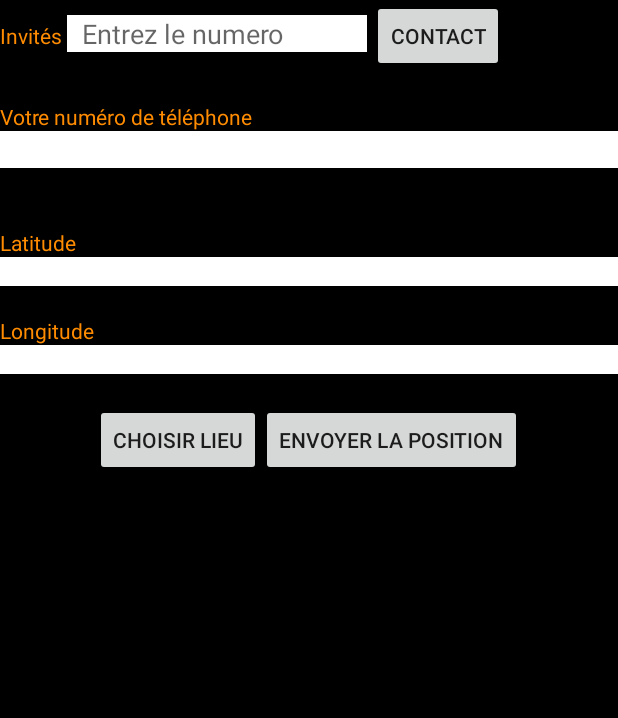
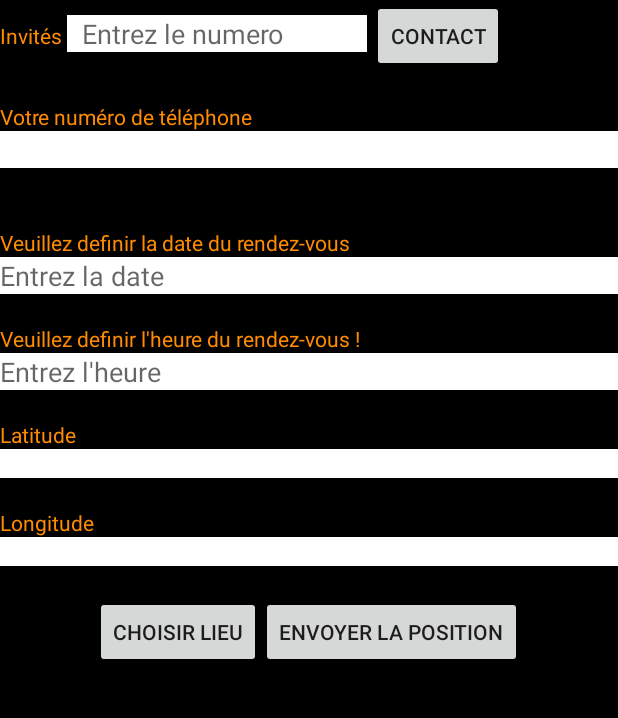
Before and after one commit to maximemonge/PAM_balat_monge, an Android app: the MainActivity screen opened directly, with no data from a screen before it, on a phone screen of 412 x 824 dp, the part 84-802 px from its top. Run offline under Robolectric (Android 15) with nearby library versions, the phone set to English and light mode, and no system bars.

Commit message:
Choix de la date et de l'heure du rendez-vous

```diff
--- a/app/src/main/res/layout/activity_main.xml
+++ b/app/src/main/res/layout/activity_main.xml
@@ -60,9 +60,44 @@
         <TextView
             android:layout_width="match_parent"
             android:layout_height="wrap_content"
+            android:text="@string/label_choix_date"
+            android:textColor="@color/orange"
+            android:layout_marginTop="20dp"/>
+
+        <EditText
+            android:id="@+id/editTextDate"
+            android:layout_width="match_parent"
+            android:layout_height="wrap_content"
+            android:ems="10"
+            android:background="@color/blanc"
+            android:hint="@string/label_date"
+            android:onClick="choisirDate"/>
+
+
+        <TextView
+            android:layout_width="match_parent"
+            android:layout_height="wrap_content"
+            android:text="@string/label_choix_heure"
+            android:textColor="@color/orange"
+            android:layout_marginTop="20dp"/>
+
+
+        <EditText
+            android:id="@+id/editTextHeure"
+            android:layout_width="match_parent"
+            android:layout_height="wrap_content"
+            android:ems="10"
+            android:background="@color/blanc"
+            android:hint="@string/label_heure"
+            android:onClick="choisirHeure"/>
+
+        <TextView
+            android:layout_width="match_parent"
+            android:layout_height="wrap_content"
             android:text="@string/label_latitude"
             android:textColor="@color/orange"
             android:layout_marginTop="20dp"/>
+
         <TextView
             android:id="@+id/textViewLat"
             android:layout_width="match_parent"
--- a/app/src/main/res/values/strings.xml
+++ b/app/src/main/res/values/strings.xml
@@ -7,7 +7,6 @@
     <string name="confirmationrdv">Confirmez votre présence ici : </string>
     <string name="label_oui">Oui</string>
     <string name="label_non">Non</string>
-    <string name="message_confirmation">Confirmez ici : </string>
     <string name="label_message_envoye">Message envoyé</string>
     <string name="label_erreur_envoi_sms">Échec : message non envoyé</string>
     <string name="label_choisir_coord_rdv">Choisir lieu</string>
@@ -18,5 +17,11 @@
     <string name="rdv_accepte">Vous avez accepté le rendez-vous !</string>
     <string name="sms_rdv_accepte">Je serai présent(e) au rendez-vous !</string>
     <string name="rdv_refuse">Vous avez accepté le rendez-vous !</string>
-    <string name="sms_rdv_refuse">Je ne serai pas présent(e) au rendez-vous !</string>
+    <string name="sms_rdv_refuse">Je ne serai pas présent(e) au rendez-vous </string>
+    <string name="label_choix_date">Veuillez definir la date du rendez-vous </string>
+    <string name="label_choix_heure">Veuillez definir l\'heure du rendez-vous !</string>
+    <string name="label_date_obligatoire">Vous devez impérativement choisir une date pour votre rendez-vous !</string>
+    <string name="label_heure_obligatoire">Vous devez impérativement choisir une heure pour votre rendez-vous !</string>
+    <string name="label_date">Entrez la date</string>
+    <string name="label_heure">Entrez l\'heure</string>
 </resources>
```
Also changed, not shown: app/src/main/java/com/example/projet_balat_monge/MainActivity.java (+58 -1 lines).
